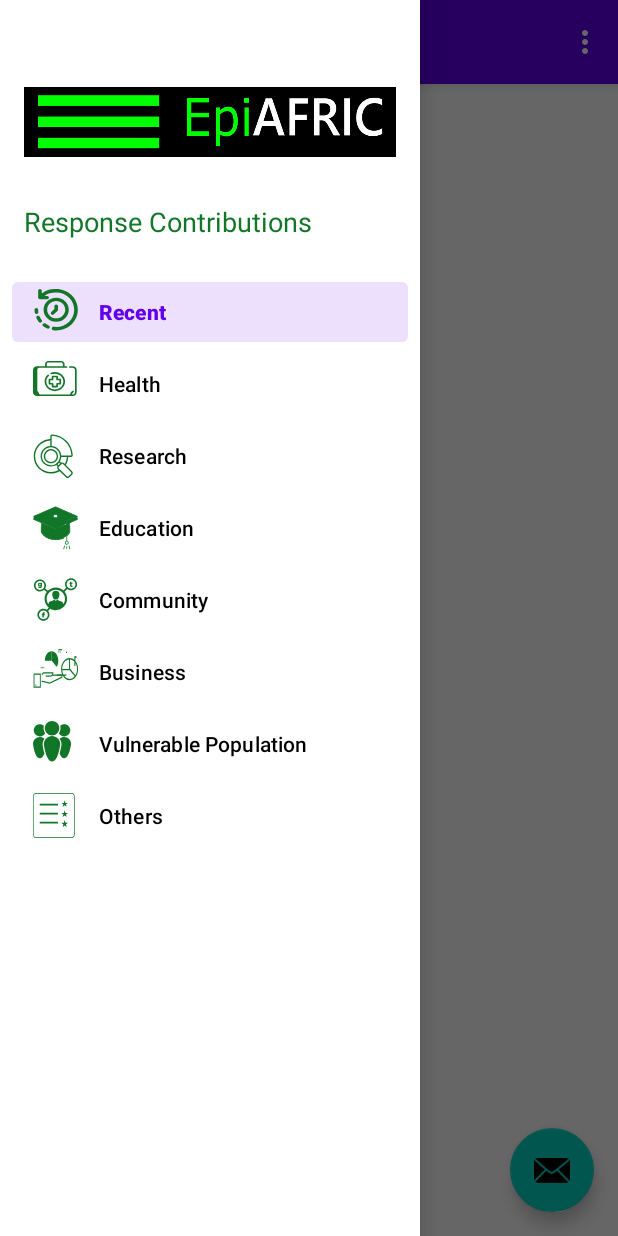
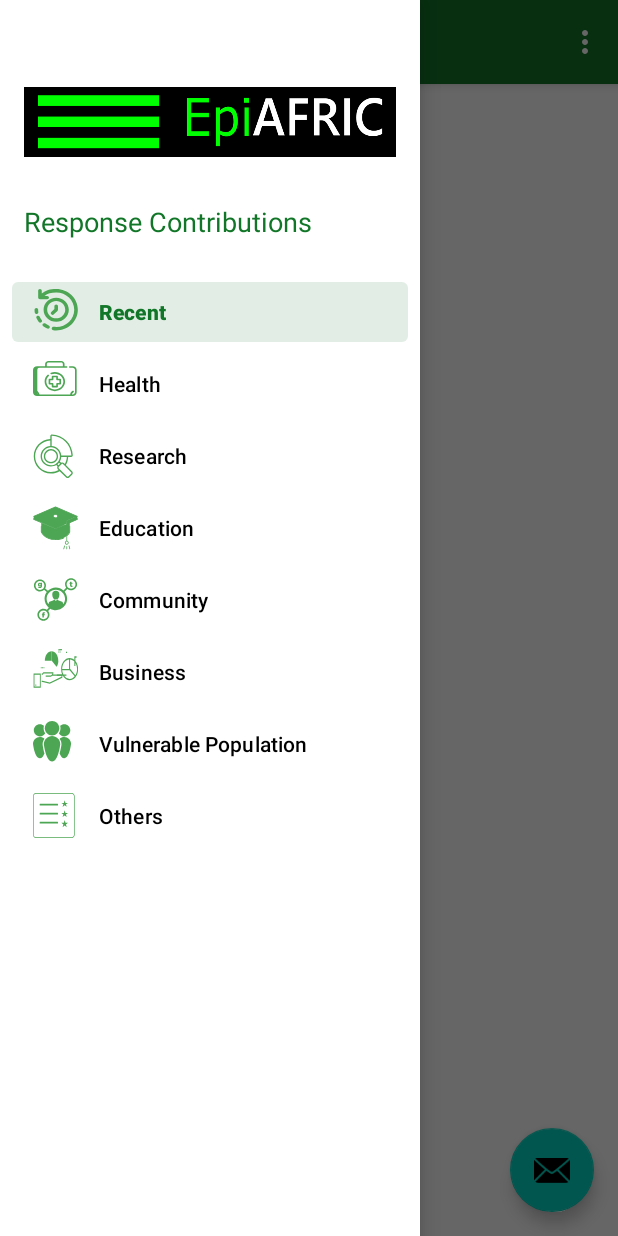
Before and after one commit to Dablaze-ufc/EpiArfic-Mobile-App, an Android app: the screen it shows after launch (HomeActivity), with the side drawer open, on a phone screen of 412 x 824 dp. Run offline under Robolectric (Android 15) with nearby library versions, the phone set to English and light mode, and no system bars; our stand-ins replace Room's generated code, navigation-ui; 4 statements that could not run were skipped.

Commit message:
setup Navigation drawer

```diff
--- a/app/src/main/res/layout/activity_home.xml
+++ b/app/src/main/res/layout/activity_home.xml
@@ -20,7 +20,7 @@
         android:layout_gravity="start"
         android:fitsSystemWindows="true"
         app:itemIconSize="30dp"
-        app:itemIconTint="#127628"
+        app:itemIconTint="@color/primaryLightColor"
         app:headerLayout="@layout/nav_header_home"
         app:menu="@menu/activity_home_drawer" />
 
--- a/app/src/main/res/layout/nav_header_home.xml
+++ b/app/src/main/res/layout/nav_header_home.xml
@@ -14,7 +14,7 @@
     <ImageView
         android:id="@+id/imageView"
         android:layout_width="match_parent"
-        android:layout_height="100dp"
+        android:layout_height="@dimen/image_view_height"
         android:contentDescription="@string/nav_header_desc"
         android:paddingTop="@dimen/nav_header_vertical_spacing"
         app:srcCompat="@drawable/epi_afric_logo" />
@@ -23,7 +23,7 @@
         android:layout_width="match_parent"
         android:layout_height="wrap_content"
         android:paddingTop="@dimen/nav_header_vertical_spacing"
-        android:textSize="18sp"
+        android:textSize="@dimen/text_size_header"
         android:textColor="#127628"
         android:text="@string/nav_header_title"
         android:textAppearance="@style/TextAppearance.AppCompat.Body1" />
--- a/app/src/main/res/values/colors.xml
+++ b/app/src/main/res/values/colors.xml
@@ -1,6 +1,7 @@
-<?xml version="1.0" encoding="utf-8"?>
+<!--?xml version="1.0" encoding="UTF-8"?-->
 <resources>
-    <color name="colorPrimary">#6200EE</color>
-    <color name="colorPrimaryDark">#3700B3</color>
-    <color name="colorAccent">#03DAC5</color>
+  <color name="primaryColor">#127628</color>
+  <color name="primaryLightColor">#4da654</color>
+  <color name="primaryDarkColor">#004900</color>
+  <color name="primaryTextColor">#ffffff</color>
 </resources>
--- a/app/src/main/res/values/dimens.xml
+++ b/app/src/main/res/values/dimens.xml
@@ -5,4 +5,6 @@
     <dimen name="nav_header_vertical_spacing">8dp</dimen>
     <dimen name="nav_header_height">176dp</dimen>
     <dimen name="fab_margin">16dp</dimen>
+    <dimen name="image_view_height">100dp</dimen>
+    <dimen name="text_size_header">18sp</dimen>
 </resources>
--- a/app/src/main/res/values/styles.xml
+++ b/app/src/main/res/values/styles.xml
@@ -3,9 +3,9 @@
     <!-- Base application theme. -->
     <style name="AppTheme" parent="Theme.MaterialComponents.DayNight.DarkActionBar">
         <!-- Customize your theme here. -->
-        <item name="colorPrimary">@color/colorPrimary</item>
-        <item name="colorPrimaryDark">@color/colorPrimaryDark</item>
-        <item name="colorAccent">@color/colorAccent</item>
+        <item name="colorPrimary">@color/primaryColor</item>
+        <item name="colorPrimaryDark">@color/primaryDarkColor</item>
+        <item name="colorAccent">@color/primaryLightColor</item>
     </style>
 
     <style name="AppTheme.NoActionBar">
```
